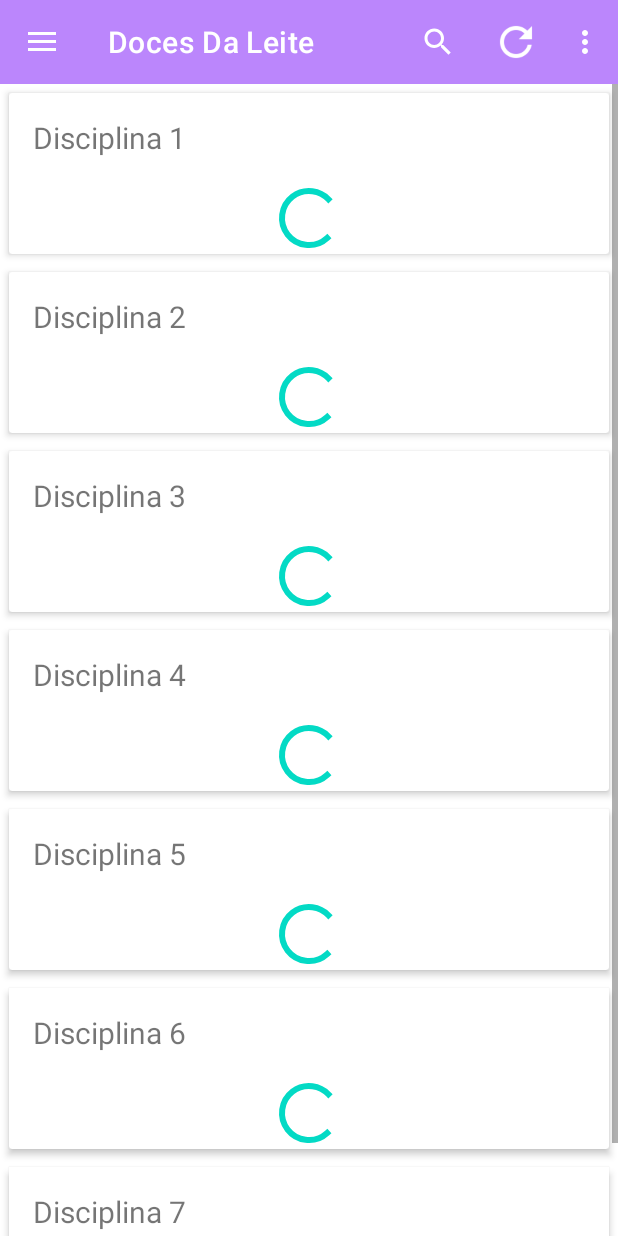
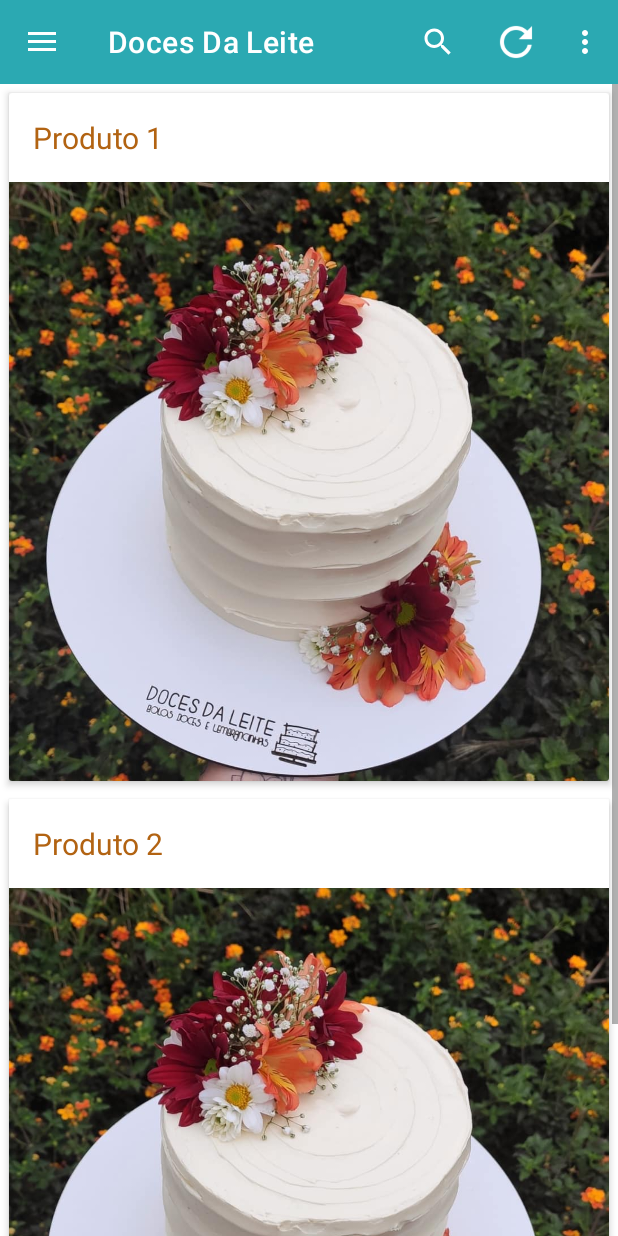
Before and after one commit to vitosoliveira/Kotlin, an Android app: the TelaInicialActivity screen opened directly, with no data from a screen before it, on a phone screen of 412 x 824 dp. Run offline under Robolectric (Android 15) with nearby library versions, the phone set to English and light mode, and no system bars; 1 statement that could not run was skipped.

Commit message:
ajustes imagem e layout

```diff
--- a/app/src/main/java/br/com/thaisregina/lmsapp/DisciplinaAdapter.kt
+++ /dev/null
@@ -1,51 +0,0 @@
-package br.com.thaisregina.lmsapp
-
-import android.view.LayoutInflater
-import android.view.TextureView
-import android.view.View
-import android.view.ViewGroup
-import android.widget.ImageView
-import android.widget.ProgressBar
-import android.widget.TextView
-import androidx.cardview.widget.CardView
-import androidx.recyclerview.widget.RecyclerView
-
-class DisciplinaAdapter(
-        val disciplinas: List<Disciplina>,
-        val onClick: (Disciplina) -> Unit
-) : RecyclerView.Adapter<DisciplinaAdapter.DisciplinasViewHolder>() {
-    class DisciplinasViewHolder (view: View): RecyclerView.ViewHolder(view){
-        val cardNome: TextView
-        val cardImg: ImageView
-        val cardProgress: ProgressBar
-        val cardView: CardView
-
-        init {
-            cardNome = view.findViewById(R.id.card_nome)
-            cardImg = view.findViewById(R.id.card_img)
-            cardProgress = view.findViewById(R.id.card_progresso)
-            cardView = view.findViewById(R.id.card_disciplina)
-        }
-
-    }
-
-    override fun getItemCount() = this.disciplinas.size
-
-    override fun onCreateViewHolder(parent: ViewGroup, viewType: Int): DisciplinasViewHolder {
-        val view = LayoutInflater.from(parent.context).inflate(R.layout.adapter_disciplina, parent, false)
-
-        val holder = DisciplinasViewHolder(view)
-
-        return  holder
-    }
-
-    override fun onBindViewHolder(holder: DisciplinasViewHolder, position: Int) {
-
-        val disciplina = this.disciplinas[position]
-
-        holder.cardNome.text = disciplina.nome
-        holder.cardProgress.visibility = View.VISIBLE
-
-        holder.itemView.setOnClickListener{ onClick(disciplina) }
-    }
-}
--- a/app/src/main/java/br/com/thaisregina/lmsapp/DisciplinaService.kt
+++ /dev/null
@@ -1,20 +0,0 @@
-package br.com.thaisregina.lmsapp
-
-object DisciplinaService {
-    fun getDisciplinas(): List<Disciplina>{
-
-        val disciplinas = mutableListOf<Disciplina>()
-
-        for (i in 1..10){
-            val d = Disciplina()
-            d.nome = "Disciplina $i"
-            d.ementa = "Ementa $i"
-            d.professor = "Professor $i"
-            d.foto = "https://www.oetker.com.br/Recipe/Recipes/oetker.com.br/br-pt/baking/image-thumb__40008__RecipeDetailsLightBox/bolo-de-aniversario-de-chocolate.jpg"
-            disciplinas.add(d)
-        }
-        return  disciplinas
-
-    }
-
-}
--- a/app/src/main/java/br/com/thaisregina/lmsapp/Disciplina.kt
+++ b/app/src/main/java/br/com/thaisregina/lmsapp/Produtos.kt
@@ -1,12 +1,11 @@
 package br.com.thaisregina.lmsapp
 
-class Disciplina {
+class Produtos {
 
+    var valor = ""
     var id: Long = 0
     var nome = ""
-    var ementa = ""
     var foto = ""
-    var professor = ""
 
 
 
--- /dev/null
+++ b/app/src/main/java/br/com/thaisregina/lmsapp/ProdutosAdapter.kt
@@ -0,0 +1,52 @@
+package br.com.thaisregina.lmsapp
+
+import android.view.LayoutInflater
+import android.view.View
+import android.view.ViewGroup
+import android.widget.ImageView
+import android.widget.ProgressBar
+import android.widget.TextView
+import androidx.cardview.widget.CardView
+import androidx.recyclerview.widget.RecyclerView
+import kotlinx.android.synthetic.main.login.*
+
+class ProdutosAdapter(
+        val produtos: List<Produtos>,
+        val onClick: (Produtos) -> Unit
+) : RecyclerView.Adapter<ProdutosAdapter.ProdutosViewHolder>() {
+    class ProdutosViewHolder (view: View): RecyclerView.ViewHolder(view){
+        val cardNome: TextView
+        val cardImg: ImageView
+//        val cardProgress: ProgressBar
+        val cardView: CardView
+
+        init {
+            cardNome = view.findViewById(R.id.card_nome)
+            cardImg = view.findViewById(R.id.card_img)
+//            cardProgress = view.findViewById(R.id.card_progresso)
+            cardView = view.findViewById(R.id.card_disciplina)
+        }
+
+
+    }
+
+    override fun getItemCount() = this.produtos.size
+
+    override fun onCreateViewHolder(parent: ViewGroup, viewType: Int): ProdutosViewHolder {
+        val view = LayoutInflater.from(parent.context).inflate(R.layout.adapter_produtos, parent, false)
+
+        val holder = ProdutosViewHolder(view)
+
+        return  holder
+    }
+
+    override fun onBindViewHolder(holder: ProdutosViewHolder, position: Int) {
+
+        val produto = this.produtos[position]
+
+        holder.cardNome.text = produto.nome
+//        holder.cardProgress.visibility = View.VISIBLE
+        holder.cardImg.setImageResource(R.drawable.produto3)
+        holder.itemView.setOnClickListener{ onClick(produto) }
+    }
+}
--- /dev/null
+++ b/app/src/main/java/br/com/thaisregina/lmsapp/ProdutosService.kt
@@ -0,0 +1,19 @@
+package br.com.thaisregina.lmsapp
+
+object ProdutosService {
+    fun getProdutos(): List<Produtos>{
+
+        val produtos = mutableListOf<Produtos>()
+
+        for (i in 1..10){
+            val d = Produtos()
+            d.nome = "Produto $i"
+            d.valor = "Valor $i"
+            d.foto = "https://www.oetker.com.br/Recipe/Recipes/oetker.com.br/br-pt/baking/image-thumb__40008__RecipeDetailsLightBox/bolo-de-aniversario-de-chocolate.jpg"
+            produtos.add(d)
+        }
+        return  produtos
+
+    }
+
+}
--- a/app/src/main/java/br/com/thaisregina/lmsapp/TelaInicialActivity.kt
+++ b/app/src/main/java/br/com/thaisregina/lmsapp/TelaInicialActivity.kt
@@ -1,11 +1,9 @@
 package br.com.thaisregina.lmsapp
 
 import android.content.Intent
-import androidx.appcompat.app.AppCompatActivity
 import android.os.Bundle
 import android.view.Menu
 import android.view.MenuItem
-import android.widget.LinearLayout
 import android.widget.Toast
 import androidx.appcompat.app.ActionBarDrawerToggle
 import androidx.appcompat.widget.SearchView
@@ -13,7 +11,6 @@ import androidx.core.view.GravityCompat
 import com.google.android.material.navigation.NavigationView
 import kotlinx.android.synthetic.main.activity_tela_inicial.*
 import kotlinx.android.synthetic.main.toolbar.*
-import androidx.appcompat.widget.Toolbar;
 import androidx.recyclerview.widget.DefaultItemAnimator
 import androidx.recyclerview.widget.LinearLayoutManager
 
@@ -36,29 +33,29 @@ class TelaInicialActivity : DebugActivity(), NavigationView.OnNavigationItemSele
         supportActionBar?.setDisplayHomeAsUpEnabled(true)
 
         configuraMenuLateral()
-        recycleDisciplinas?.layoutManager = LinearLayoutManager(this)
-        recycleDisciplinas?.itemAnimator = DefaultItemAnimator()
-        recycleDisciplinas?.setHasFixedSize(true)
+        recycleProdutos?.layoutManager = LinearLayoutManager(this)
+        recycleProdutos?.itemAnimator = DefaultItemAnimator()
+        recycleProdutos?.setHasFixedSize(true)
 
     }
 
     override fun onResume() {
         super.onResume()
-        taskDisciplinas()
+        taskProdutos()
     }
 
-    private var disciplinas = listOf<Disciplina>()
+    private var produtos = listOf<Produtos>()
 
-    private fun taskDisciplinas(){
+    private fun taskProdutos(){
 
-        this.disciplinas = DisciplinaService.getDisciplinas()
-        recycleDisciplinas?.adapter = DisciplinaAdapter(disciplinas) {onClickDisciplina(it)}
+        this.produtos = ProdutosService.getProdutos()
+        recycleProdutos?.adapter = ProdutosAdapter(produtos) {onClickProdutos(it)}
 
     }
 
-    fun onClickDisciplina(disciplina: Disciplina){
+    fun onClickProdutos(produtos: Produtos){
 
-        Toast.makeText(this, "Clicou na disc ${disciplina.nome}", Toast.LENGTH_SHORT).show()
+        Toast.makeText(this, "Clicou na disc ${produtos.nome}", Toast.LENGTH_SHORT).show()
 
     }
 
--- a/app/src/main/res/layout/activity_tela_inicial.xml
+++ b/app/src/main/res/layout/activity_tela_inicial.xml
@@ -22,7 +22,7 @@
             <androidx.recyclerview.widget.RecyclerView
                 android:layout_height="wrap_content"
                 android:layout_width="match_parent"
-                android:id="@+id/recycleDisciplinas"
+                android:id="@+id/recycleProdutos"
                 >
 
             </androidx.recyclerview.widget.RecyclerView>
--- a/app/src/main/res/layout/adapter_disciplina.xml
+++ b/app/src/main/res/layout/adapter_produtos.xml
@@ -18,25 +18,20 @@
             android:id="@+id/card_nome"
             android:layout_margin="16dp"
             android:textSize="20sp"
+            android:textColor="#b26312"
             />
 
         <FrameLayout
             android:layout_width="match_parent"
-            android:layout_height="wrap_content">
+            android:layout_height="wrap_content"
+            >
+
             <ImageView
                 android:layout_width="match_parent"
                 android:id="@+id/card_img"
                 android:layout_height="wrap_content"
-                android:layout_gravity="center_horizontal"/>
-
-            <ProgressBar
-                android:layout_width="wrap_content"
-                android:layout_height="wrap_content"
-                android:layout_gravity="center"
-                android:visibility="invisible"
-                android:id="@+id/card_progresso"
+                android:adjustViewBounds="true"
                 />
-
         </FrameLayout>
     </LinearLayout>
 
--- a/app/src/main/res/values/colors.xml
+++ b/app/src/main/res/values/colors.xml
@@ -1,8 +1,8 @@
 <?xml version="1.0" encoding="utf-8"?>
 <resources>
-    <color name="purple_200">#FFBB86FC</color>
-    <color name="purple_500">#FF6200EE</color>
-    <color name="purple_700">#FF3700B3</color>
+    <color name="purple_200">#2ba9b2</color>
+    <color name="purple_500">#2ba9b2</color>
+    <color name="purple_700">#2ba9b2</color>
     <color name="teal_200">#FF03DAC5</color>
     <color name="teal_700">#FF018786</color>
     <color name="black">#FF000000</color>
```
Also changed, not shown: app/src/main/res/drawable/produto1.jpeg (added), app/src/main/res/drawable/produto2.jpeg (added), app/src/main/res/drawable/produto3.jpeg (added), app/src/main/res/drawable/produto4.jpeg (added), app/src/main/res/drawable/produto5.jpeg (added), app/src/main/res/drawable/produto6.jpeg (added), app/src/main/res/drawable/produto7.jpeg (added).
